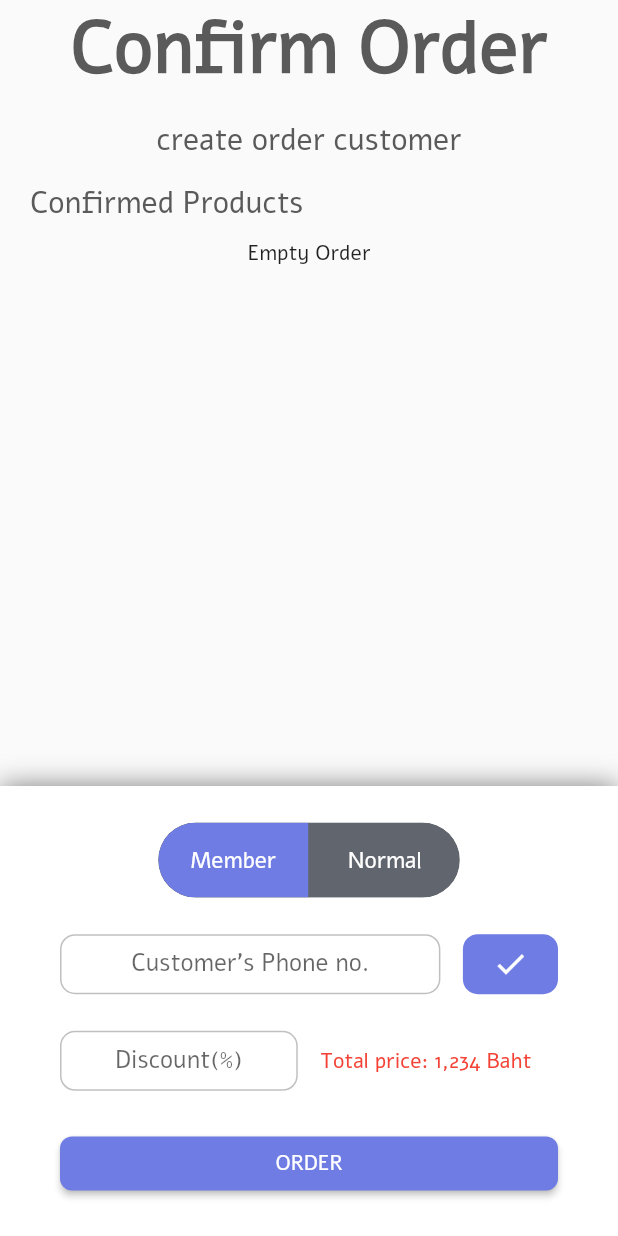
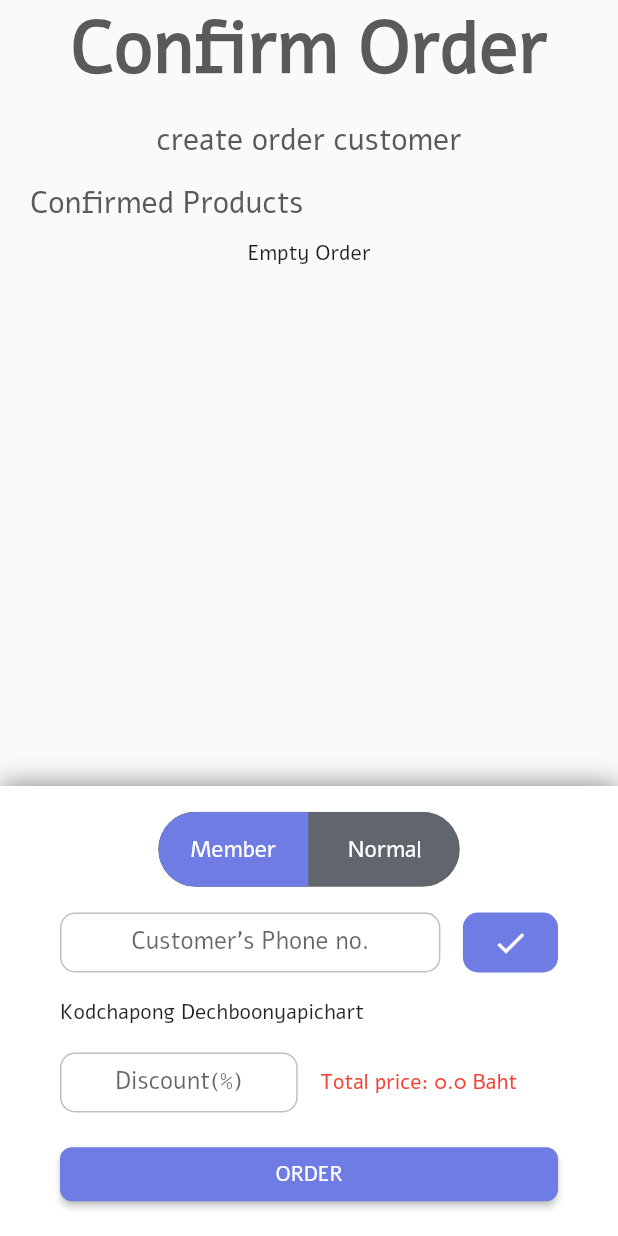
Before and after one commit to CSC234/Memby-application, a Flutter app: the ConfirmOrderScreen screen opened directly with empty values, on a phone screen of 412 x 824 dp. Run offline on Flutter 3.47's test engine with Material 2 defaults, Android fonts, the phone set to English and light mode, and no system bars; drawn by our look-alikes of toggle_switch; our stand-ins replace cloud_firestore, dotted_decoration, email_validator, firebase_auth, firebase_core, firebase_storage and 2 more; missing offline and left inert: flutter_auth_buttons; accounts and stored records are empty.

Commit message:
[ADD] automatic calculate totalPrice

```diff
--- a/lib/screens/confirmOrderScreen.dart
+++ b/lib/screens/confirmOrderScreen.dart
@@ -46,9 +46,13 @@ class _ConfirmOrderScreenState extends State<ConfirmOrderScreen> {
     int initialIndex = 0;
     bool isMember = false;
 
-    // double getTotalPrice(){
-
-    // }
+    double getTotalPrice(){
+      double totalPrice = 0;
+      for(OrderDetail i in widget.order.orderDetails){
+        totalPrice+= i.amount*i.product.price;
+      }
+      return totalPrice;
+    }
 
     return Scaffold(
       body: SafeArea(
@@ -184,6 +188,11 @@ class _ConfirmOrderScreenState extends State<ConfirmOrderScreen> {
             ),
             Row(
               children: [
+                Text('Kodchapong Dechboonyapichart'),
+              ],
+            ),
+            Row(
+              children: [
                 Expanded(
                   child: Container(
                     child: TextField(
@@ -203,7 +212,7 @@ class _ConfirmOrderScreenState extends State<ConfirmOrderScreen> {
                   width: 15,
                 ),
                 Expanded(
-                  child: Text('Total price: 1,234 Baht',style: TextStyle(color: Colors.red),),
+                  child: Text('Total price: ${getTotalPrice()} Baht',style: TextStyle(color: Colors.red),),
                 ),
               ],
             ),
```
Also changed, not shown: pubspec.lock.
